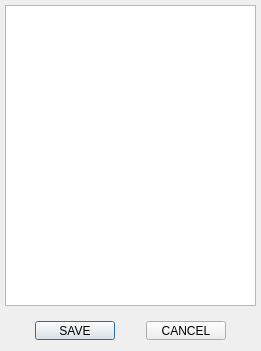
Before: the Qt Designer form LanguageDialog.ui in daemonangel/Ditaform, drawn with Qt 5.
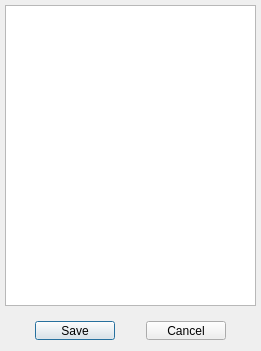
After: the same form once the commit is applied.

Commit message: Updated LanguageDialog buttons to "Save" and "Cancel" instead of all caps.

```diff
--- a/LanguageDialog.ui
+++ b/LanguageDialog.ui
@@ -100,7 +100,7 @@
     <item>
      <widget class="QPushButton" name="save_button">
       <property name="text">
-       <string>SAVE</string>
+       <string>Save</string>
       </property>
      </widget>
     </item>
@@ -120,7 +120,7 @@
     <item>
      <widget class="QPushButton" name="cancel_button">
       <property name="text">
-       <string>CANCEL</string>
+       <string>Cancel</string>
       </property>
      </widget>
     </item>
```
